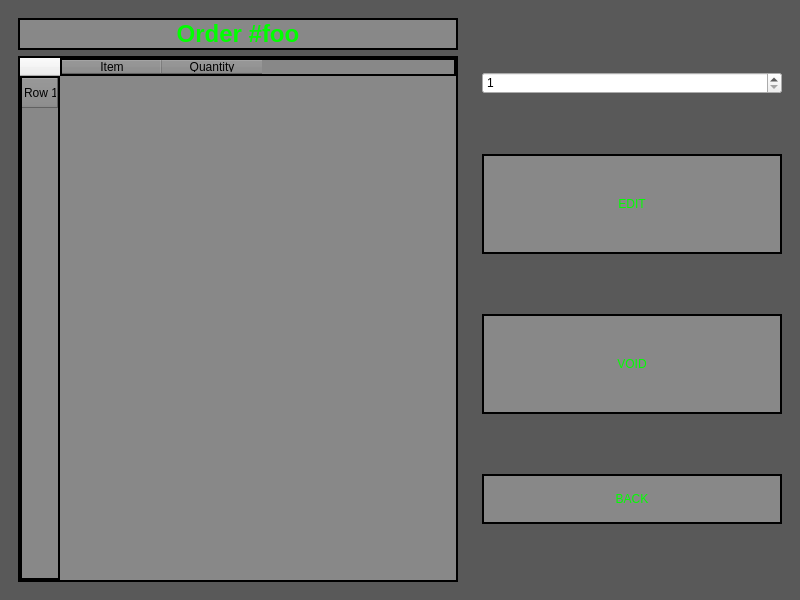
CS-3560-02-5/Los-Pollos-Hermanos-Drive-Thru-System, file Cashier/manageOrderListGUI.ui: the form before one commit.
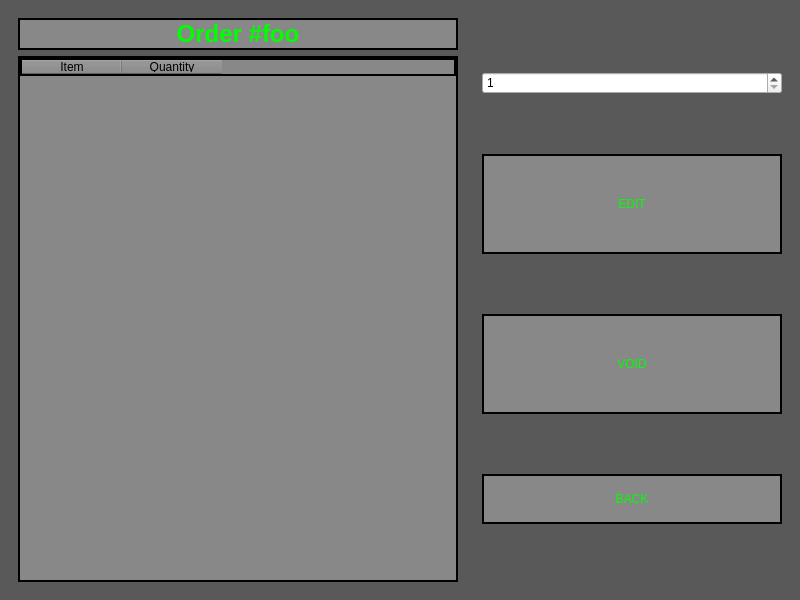
The form after the commit.

```diff
--- a/Cashier/manageOrderListGUI.ui
+++ b/Cashier/manageOrderListGUI.ui
@@ -101,7 +101,7 @@
           <bool>false</bool>
          </property>
          <property name="cornerButtonEnabled">
-          <bool>true</bool>
+          <bool>false</bool>
          </property>
          <attribute name="horizontalHeaderVisible">
           <bool>true</bool>
@@ -115,11 +115,6 @@
          <attribute name="verticalHeaderHighlightSections">
           <bool>true</bool>
          </attribute>
-         <row>
-          <property name="text">
-           <string>Row 1</string>
-          </property>
-         </row>
          <column>
           <property name="text">
            <string>Item</string>
@@ -137,43 +132,6 @@
            </color>
           </property>
          </column>
-         <item row="0" column="0">
-          <property name="text">
-           <string/>
-          </property>
-          <property name="background">
-           <brush brushstyle="NoBrush">
-            <color alpha="255">
-             <red>0</red>
-             <green>0</green>
-             <blue>0</blue>
-            </color>
-           </brush>
-          </property>
-          <property name="foreground">
-           <brush brushstyle="NoBrush">
-            <color alpha="255">
-             <red>0</red>
-             <green>0</green>
-             <blue>0</blue>
-            </color>
-           </brush>
-          </property>
-         </item>
-         <item row="0" column="1">
-          <property name="text">
-           <string/>
-          </property>
-          <property name="foreground">
-           <brush brushstyle="NoBrush">
-            <color alpha="255">
-             <red>0</red>
-             <green>0</green>
-             <blue>0</blue>
-            </color>
-           </brush>
-          </property>
-         </item>
         </widget>
        </item>
       </layout>
```
